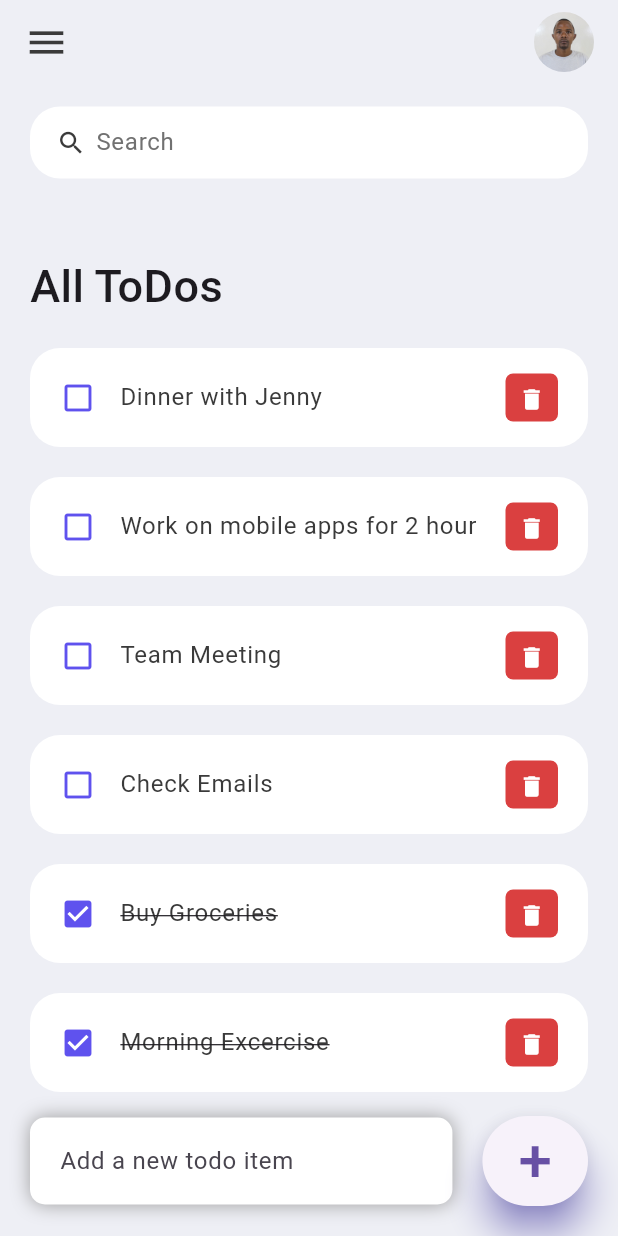
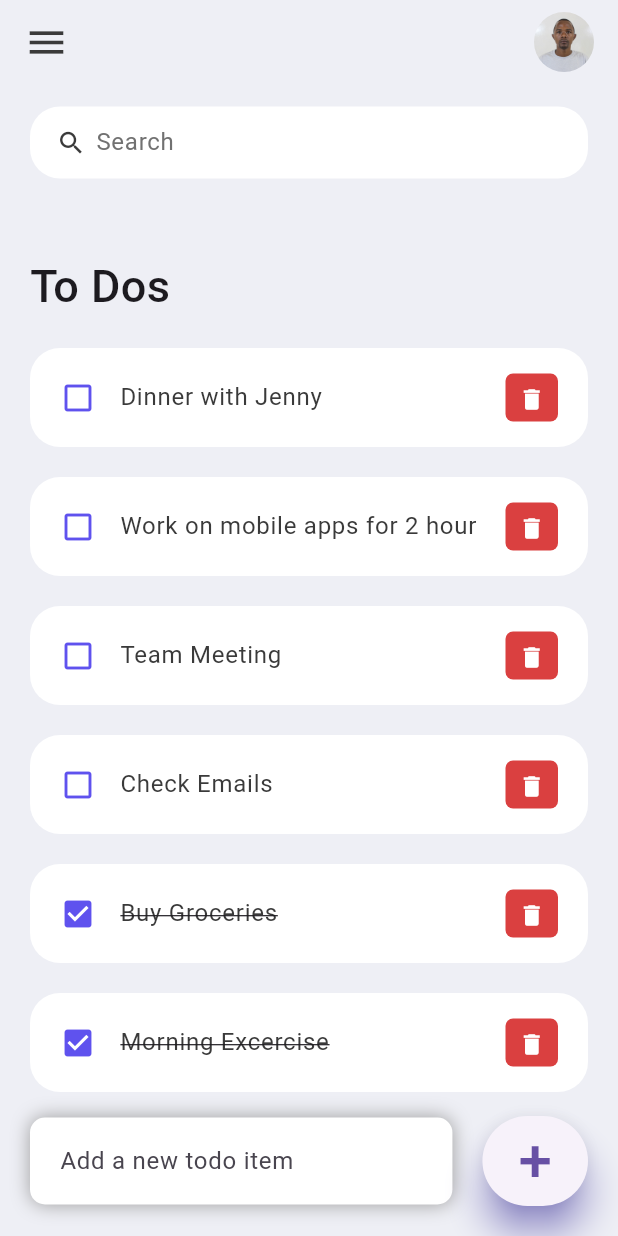
Before and after one commit to paulmagadi/PLP, a Flutter app: the screen it shows after launch, on a phone screen of 412 x 824 dp. Run offline on Flutter 3.47's test engine with Material 3 defaults, Android fonts, the phone set to English and light mode, and no system bars.

Commit message:
modified:   DART-and FLUTTER-HACKATHON-2/to_do_app/lib/screens/home.dart

```diff
--- a/DART-and FLUTTER-HACKATHON-2/to_do_app/lib/screens/home.dart
+++ b/DART-and FLUTTER-HACKATHON-2/to_do_app/lib/screens/home.dart
@@ -41,12 +41,12 @@ class _HomeState extends State<Home> {
                   child: ListView(
                     children: [
                       Container(
-                        margin: EdgeInsets.only(
+                        margin:const EdgeInsets.only(
                           top: 50,
                           bottom: 20,
                         ),
-                        child: Text(
-                          'All ToDos',
+                        child:const Text(
+                          'To Dos',
                           style: TextStyle(
                             fontSize: 30,
                             fontWeight: FontWeight.w500,
```
